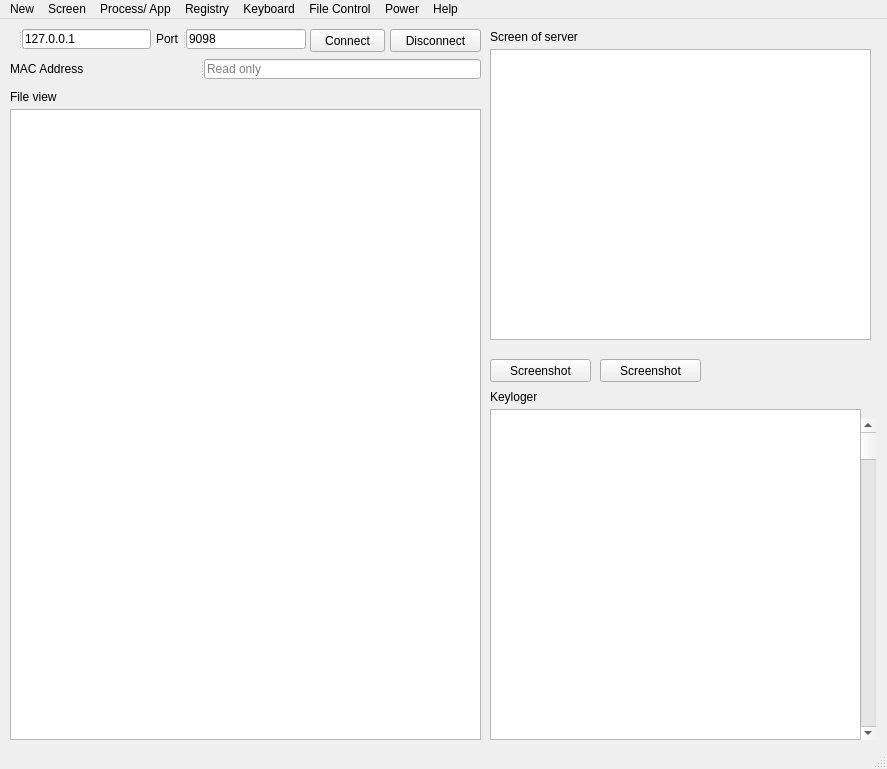
The window that app/client/ui/MainClient.ui (mdnam2410/hcmus-cn-socket) describes before a commit, drawn with Qt 5.
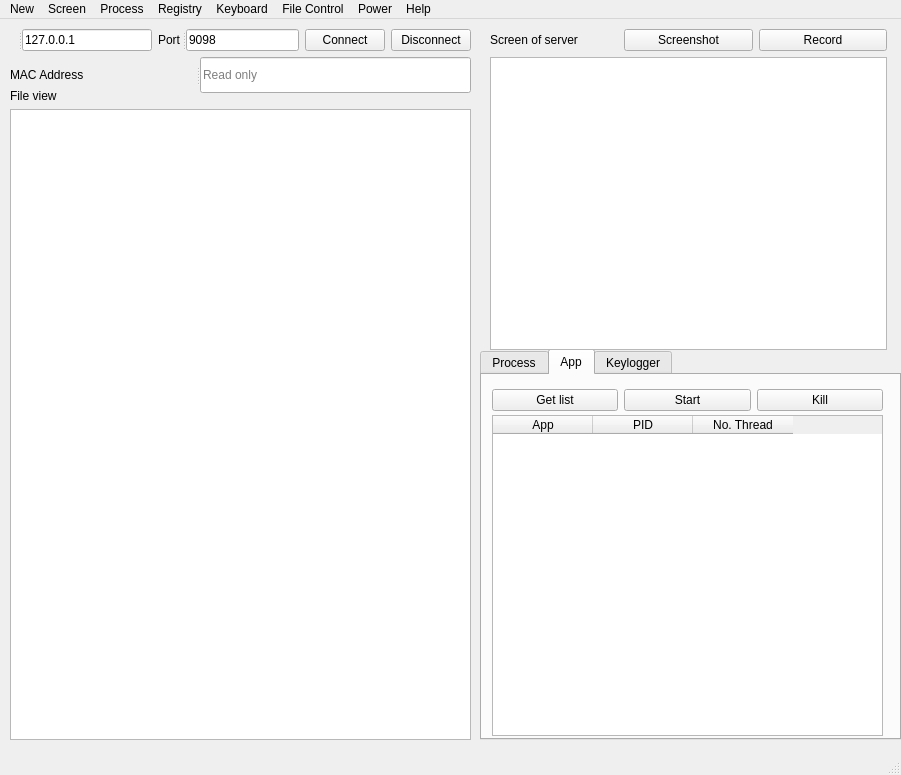
The same window after the commit. The open tabs and pages were chosen to show the change. Icons and pictures are not drawn.

Commit message: done app, process

Diff of the .ui file:
```diff
--- a/app/client/ui/MainClient.ui
+++ b/app/client/ui/MainClient.ui
@@ -6,8 +6,8 @@
    <rect>
     <x>0</x>
     <y>0</y>
-    <width>887</width>
-    <height>769</height>
+    <width>901</width>
+    <height>775</height>
    </rect>
   </property>
   <property name="windowTitle">
@@ -18,133 +18,250 @@
     <normaloff>image/16/logo.png</normaloff>image/16/logo.png</iconset>
   </property>
   <widget class="QWidget" name="centralwidget">
-   <widget class="QPushButton" name="connect_btn">
-    <property name="enabled">
-     <bool>true</bool>
+   <widget class="QTabWidget" name="tabar">
+    <property name="geometry">
+     <rect>
+      <x>480</x>
+      <y>330</y>
+      <width>421</width>
+      <height>391</height>
+     </rect>
     </property>
+    <property name="currentIndex">
+     <number>0</number>
+    </property>
+    <widget class="QWidget" name="Proc">
+     <attribute name="title">
+      <string>Process</string>
+     </attribute>
+     <widget class="QWidget" name="">
     <property name="geometry">
      <rect>
-      <x>310</x>
-      <y>10</y>
-      <width>75</width>
-      <height>23</height>
-     </rect>
-    </property>
+        <x>12</x>
+        <y>12</y>
+        <width>391</width>
+        <height>30</height>
+       </rect>
+      </property>
+      <layout class="QHBoxLayout" name="horizontalLayout">
+       <item>
+        <widget class="QPushButton" name="proc_get_btn">
     <property name="text">
-     <string>Connect</string>
-    </property>
-    <property name="icon">
-     <iconset>
-      <normaloff>image/16/power.png</normaloff>image/16/power.png</iconset>
-    </property>
-   </widget>
-   <widget class="QPushButton" name="disconnect_btn">
-    <property name="enabled">
-     <bool>true</bool>
-    </property>
+          <string>Get list</string>
+         </property>
+        </widget>
+       </item>
+       <item>
+        <widget class="QPushButton" name="proc_start_btn">
+         <property name="text">
+          <string>Start</string>
+         </property>
+        </widget>
+       </item>
+       <item>
+        <widget class="QPushButton" name="proc_kill_btn">
+         <property name="text">
+          <string>Kill</string>
+         </property>
+        </widget>
+       </item>
+      </layout>
+     </widget>
+     <widget class="QTableWidget" name="proc_list">
     <property name="geometry">
      <rect>
-      <x>390</x>
+        <x>12</x>
+        <y>49</y>
+        <width>391</width>
+        <height>321</height>
+       </rect>
+      </property>
+      <property name="sizePolicy">
+       <sizepolicy hsizetype="Maximum" vsizetype="Expanding">
+        <horstretch>0</horstretch>
+        <verstretch>0</verstretch>
+       </sizepolicy>
+      </property>
+      <property name="maximumSize">
+       <size>
+        <width>391</width>
+        <height>16777215</height>
+       </size>
+      </property>
+      <column>
+       <property name="text">
+        <string>Process</string>
+       </property>
+      </column>
+      <column>
+       <property name="text">
+        <string>PID</string>
+       </property>
+      </column>
+      <column>
+       <property name="text">
+        <string>No. Thread</string>
+       </property>
+      </column>
+     </widget>
+    </widget>
+    <widget class="QWidget" name="App">
+     <attribute name="title">
+      <string>App</string>
+     </attribute>
+     <widget class="QTableWidget" name="app_list">
+      <property name="geometry">
+       <rect>
+        <x>10</x>
+        <y>40</y>
+        <width>391</width>
+        <height>321</height>
+       </rect>
+      </property>
+      <property name="sizePolicy">
+       <sizepolicy hsizetype="Maximum" vsizetype="Expanding">
+        <horstretch>0</horstretch>
+        <verstretch>0</verstretch>
+       </sizepolicy>
+      </property>
+      <property name="maximumSize">
+       <size>
+        <width>391</width>
+        <height>16777215</height>
+       </size>
+      </property>
+      <column>
+       <property name="text">
+        <string>App</string>
+       </property>
+      </column>
+      <column>
+       <property name="text">
+        <string>PID</string>
+       </property>
+      </column>
+      <column>
+       <property name="text">
+        <string>No. Thread</string>
+       </property>
+      </column>
+     </widget>
+     <widget class="QWidget" name="">
+      <property name="geometry">
+       <rect>
+        <x>10</x>
       <y>10</y>
-      <width>91</width>
-      <height>23</height>
-     </rect>
-    </property>
+        <width>391</width>
+        <height>30</height>
+       </rect>
+      </property>
+      <layout class="QHBoxLayout" name="horizontalLayout_5">
+       <item>
+        <widget class="QPushButton" name="app_get_btn">
     <property name="text">
-     <string>Disconnect</string>
-    </property>
-    <property name="icon">
-     <iconset>
-      <normaloff>image/16/shutdown.png</normaloff>image/16/shutdown.png</iconset>
-    </property>
-   </widget>
-   <widget class="QGraphicsView" name="graphicsView">
+          <string>Get list</string>
+         </property>
+        </widget>
+       </item>
+       <item>
+        <widget class="QPushButton" name="app_start_btn">
+         <property name="text">
+          <string>Start</string>
+         </property>
+        </widget>
+       </item>
+       <item>
+        <widget class="QPushButton" name="app_kill_btn">
+         <property name="text">
+          <string>Kill</string>
+         </property>
+        </widget>
+       </item>
+      </layout>
+     </widget>
+    </widget>
+    <widget class="QWidget" name="Keyboard">
+     <attribute name="title">
+      <string>Keylogger</string>
+     </attribute>
+     <layout class="QGridLayout" name="gridLayout">
+      <item row="0" column="0">
+       <layout class="QVBoxLayout" name="verticalLayout">
+        <item>
+         <layout class="QHBoxLayout" name="horizontalLayout_2">
+          <item>
+           <widget class="QPushButton" name="key_print_btn">
+            <property name="text">
+             <string>Print</string>
+            </property>
+           </widget>
+          </item>
+          <item>
+           <widget class="QPushButton" name="key_hook_btn">
+            <property name="text">
+             <string>Hook</string>
+            </property>
+           </widget>
+          </item>
+          <item>
+           <widget class="QPushButton" name="key_unhook_btn">
+            <property name="text">
+             <string>Unhook</string>
+            </property>
+           </widget>
+          </item>
+          <item>
+           <widget class="QPushButton" name="key_lock_btn">
+            <property name="text">
+             <string>Lock</string>
+            </property>
+           </widget>
+          </item>
+          <item>
+           <widget class="QPushButton" name="key_unlock_btn">
+            <property name="text">
+             <string>Unlock</string>
+            </property>
+           </widget>
+          </item>
+         </layout>
+        </item>
+        <item>
+         <widget class="QTextEdit" name="keylog">
+          <property name="readOnly">
+           <bool>true</bool>
+          </property>
+         </widget>
+        </item>
+       </layout>
+      </item>
+     </layout>
+    </widget>
+   </widget>
+   <widget class="QWidget" name="">
     <property name="geometry">
      <rect>
       <x>490</x>
-      <y>30</y>
-      <width>381</width>
-      <height>291</height>
+      <y>10</y>
+      <width>397</width>
+      <height>321</height>
      </rect>
     </property>
-   </widget>
+    <layout class="QVBoxLayout" name="verticalLayout_3">
+     <item>
+      <layout class="QHBoxLayout" name="horizontalLayout_3">
+       <item>
    <widget class="QLabel" name="label_3">
-    <property name="geometry">
-     <rect>
-      <x>490</x>
-      <y>10</y>
-      <width>91</width>
-      <height>16</height>
-     </rect>
-    </property>
     <property name="text">
      <string>Screen of server</string>
     </property>
    </widget>
-   <widget class="QSplitter" name="splitter_3">
-    <property name="geometry">
-     <rect>
-      <x>10</x>
-      <y>40</y>
-      <width>471</width>
-      <height>20</height>
-     </rect>
-    </property>
-    <property name="orientation">
-     <enum>Qt::Horizontal</enum>
-    </property>
-    <widget class="QLabel" name="label_4">
-     <property name="text">
-      <string>MAC Address</string>
-     </property>
-    </widget>
-    <widget class="QLineEdit" name="mac_addr">
-     <property name="readOnly">
-      <bool>true</bool>
-     </property>
-     <property name="placeholderText">
-      <string>Read only</string>
-     </property>
-    </widget>
-   </widget>
-   <widget class="QLabel" name="label_5">
-    <property name="geometry">
-     <rect>
-      <x>490</x>
-      <y>370</y>
-      <width>91</width>
-      <height>16</height>
-     </rect>
-    </property>
-    <property name="text">
-     <string>Keyloger</string>
-    </property>
-   </widget>
-   <widget class="QScrollBar" name="verticalScrollBar">
-    <property name="geometry">
-     <rect>
-      <x>860</x>
-      <y>400</y>
-      <width>16</width>
-      <height>321</height>
-     </rect>
-    </property>
-    <property name="orientation">
-     <enum>Qt::Vertical</enum>
-    </property>
-   </widget>
-   <widget class="QPushButton" name="pushButton_3">
+       </item>
+       <item>
+        <widget class="QPushButton" name="screenshot_btn">
     <property name="enabled">
      <bool>true</bool>
     </property>
-    <property name="geometry">
-     <rect>
-      <x>490</x>
-      <y>340</y>
-      <width>101</width>
-      <height>23</height>
-     </rect>
-    </property>
     <property name="text">
      <string>Screenshot</string>
     </property>
@@ -153,58 +270,42 @@
       <normaloff>image/16/screenshot.png</normaloff>image/16/screenshot.png</iconset>
     </property>
    </widget>
-   <widget class="QPushButton" name="pushButton_4">
+       </item>
+       <item>
+        <widget class="QPushButton" name="record_btn">
     <property name="enabled">
      <bool>true</bool>
     </property>
-    <property name="geometry">
-     <rect>
-      <x>600</x>
-      <y>340</y>
-      <width>101</width>
-      <height>23</height>
-     </rect>
-    </property>
     <property name="text">
-     <string>Screenshot</string>
+          <string>Record</string>
     </property>
     <property name="icon">
      <iconset>
       <normaloff>image/16/recording.png</normaloff>image/16/recording.png</iconset>
     </property>
    </widget>
-   <widget class="QTreeView" name="treeView">
-    <property name="geometry">
-     <rect>
-      <x>10</x>
-      <y>90</y>
-      <width>471</width>
-      <height>631</height>
-     </rect>
-    </property>
+       </item>
+      </layout>
+     </item>
+     <item>
+      <widget class="QGraphicsView" name="graphicsView"/>
+     </item>
+    </layout>
    </widget>
-   <widget class="QLabel" name="label_6">
+   <widget class="QWidget" name="">
     <property name="geometry">
      <rect>
       <x>10</x>
-      <y>70</y>
-      <width>91</width>
-      <height>16</height>
+      <y>10</y>
+      <width>461</width>
+      <height>64</height>
      </rect>
     </property>
-    <property name="text">
-     <string>File view</string>
-    </property>
-   </widget>
+    <layout class="QVBoxLayout" name="verticalLayout_4">
+     <item>
+      <layout class="QHBoxLayout" name="horizontalLayout_4">
+       <item>
    <widget class="QSplitter" name="splitter">
-    <property name="geometry">
-     <rect>
-      <x>10</x>
-      <y>10</y>
-      <width>141</width>
-      <height>20</height>
-     </rect>
-    </property>
     <property name="orientation">
      <enum>Qt::Horizontal</enum>
     </property>
@@ -225,15 +326,9 @@
      </property>
     </widget>
    </widget>
+       </item>
+       <item>
    <widget class="QSplitter" name="splitter_2">
-    <property name="geometry">
-     <rect>
-      <x>156</x>
-      <y>10</y>
-      <width>150</width>
-      <height>20</height>
-     </rect>
-    </property>
     <property name="orientation">
      <enum>Qt::Horizontal</enum>
     </property>
@@ -251,18 +346,80 @@
      </property>
     </widget>
    </widget>
-   <widget class="QTextEdit" name="keylog">
+       </item>
+       <item>
+        <widget class="QPushButton" name="connect_btn">
+         <property name="enabled">
+          <bool>true</bool>
+         </property>
+         <property name="text">
+          <string>Connect</string>
+         </property>
+         <property name="icon">
+          <iconset>
+           <normaloff>image/16/power.png</normaloff>image/16/power.png</iconset>
+         </property>
+        </widget>
+       </item>
+       <item>
+        <widget class="QPushButton" name="disconnect_btn">
+         <property name="enabled">
+          <bool>true</bool>
+         </property>
+         <property name="text">
+          <string>Disconnect</string>
+         </property>
+         <property name="icon">
+          <iconset>
+           <normaloff>image/16/shutdown.png</normaloff>image/16/shutdown.png</iconset>
+         </property>
+        </widget>
+       </item>
+      </layout>
+     </item>
+     <item>
+      <widget class="QSplitter" name="splitter_3">
+       <property name="orientation">
+        <enum>Qt::Horizontal</enum>
+       </property>
+       <widget class="QLabel" name="label_4">
+        <property name="text">
+         <string>MAC Address</string>
+        </property>
+       </widget>
+       <widget class="QLineEdit" name="mac_addr">
+        <property name="readOnly">
+         <bool>true</bool>
+        </property>
+        <property name="placeholderText">
+         <string>Read only</string>
+        </property>
+       </widget>
+      </widget>
+     </item>
+    </layout>
+   </widget>
+   <widget class="QWidget" name="">
     <property name="geometry">
      <rect>
-      <x>490</x>
-      <y>390</y>
-      <width>371</width>
-      <height>331</height>
+      <x>10</x>
+      <y>70</y>
+      <width>461</width>
+      <height>651</height>
      </rect>
     </property>
-    <property name="readOnly">
-     <bool>true</bool>
-    </property>
+    <layout class="QVBoxLayout" name="verticalLayout_5">
+     <item>
+      <widget class="QLabel" name="label_6">
+       <property name="text">
+        <string>File view</string>
+       </property>
+      </widget>
+     </item>
+     <item>
+      <widget class="QTreeView" name="treeView"/>
+     </item>
+    </layout>
    </widget>
   </widget>
   <widget class="QMenuBar" name="menubar">
@@ -270,7 +427,7 @@
     <rect>
      <x>0</x>
      <y>0</y>
-     <width>887</width>
+     <width>901</width>
      <height>26</height>
     </rect>
    </property>
@@ -313,7 +470,7 @@
    </widget>
    <widget class="QMenu" name="menuProcess_App">
     <property name="title">
-     <string>Process/ App</string>
+     <string>Process</string>
     </property>
     <addaction name="actionStart"/>
     <addaction name="actionStart_3"/>
```
Lines whose indentation alone changed are shown as unchanged. The commit also changes 2 other files.
